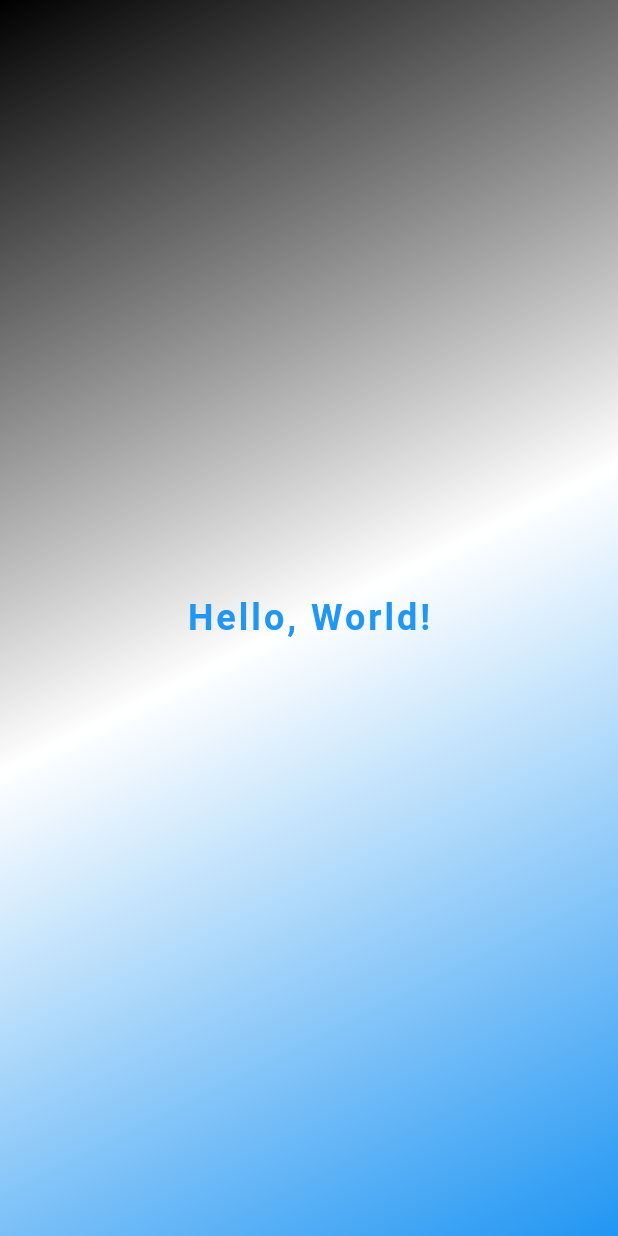
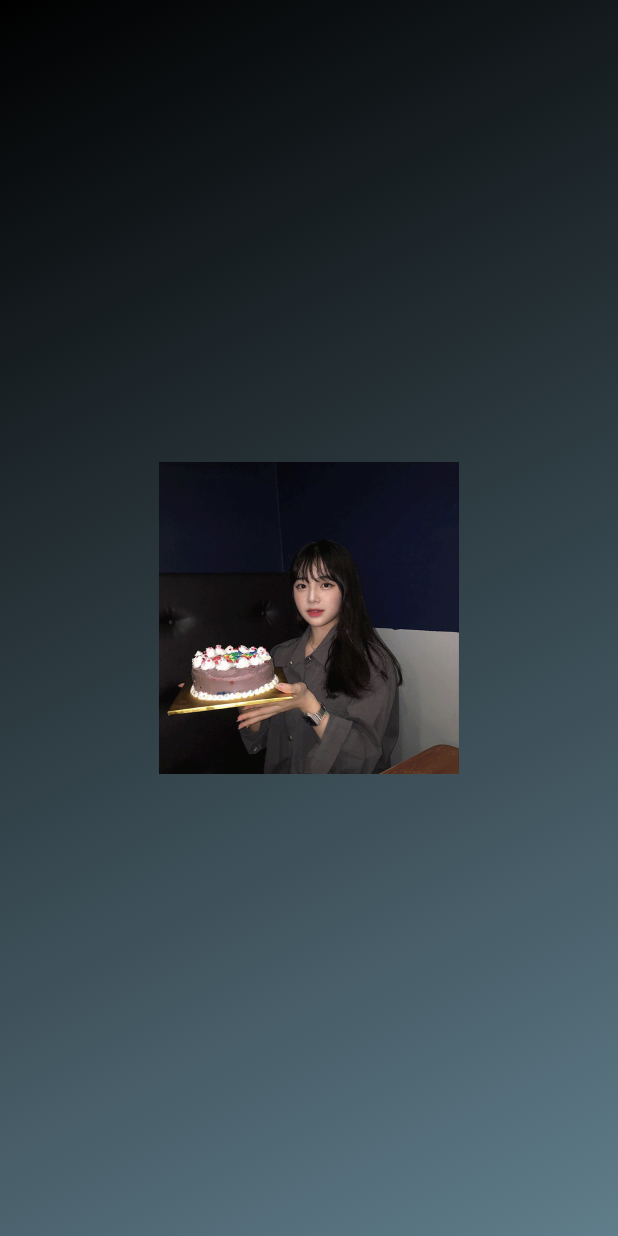
Before and after one commit to duykhiem98/Flutter, a Flutter app: the screen it shows after launch, on a phone screen of 412 x 824 dp. Run offline on Flutter 3.47's test engine with Material 3 defaults, Android fonts, the phone set to English and light mode, and no system bars; Roboto replaces fonts that are missing (Arial).

Commit message:
tạo 1 anh?

```diff
--- a/lib/gradient_container.dart
+++ b/lib/gradient_container.dart
@@ -5,17 +5,26 @@ const startAlignment = Alignment.topLeft;
 const endAlignment = Alignment.bottomRight;
 
 class GradientContainer extends StatelessWidget {
-  const GradientContainer({super.key});
+  const GradientContainer(
+    this.colors, {
+    super.key,
+  });
+
+  final List<Color> colors;
+
   @override
   Widget build(context) {
     return Container(
-      decoration: const BoxDecoration(
+      decoration: BoxDecoration(
         gradient: LinearGradient(
-            colors: [Colors.black, Colors.white, Colors.blue],
-            begin: startAlignment,
-            end: endAlignment),
+            colors: colors, begin: startAlignment, end: endAlignment),
       ),
-      child: const Center(child: StyledText('Hello, World!')),
+      child: Center(
+          child: Image.asset(
+        'assets/images/anh.gif',
+        width: 200,
+        height: 400,
+      )),
     );
   }
 }
--- a/lib/main.dart
+++ b/lib/main.dart
@@ -7,7 +7,7 @@ void main() {
       home: Scaffold(
         // backgroundColor: Color.fromARGB(255, 16, 214, 49),
 
-        body: GradientContainer(),
+        body: GradientContainer([Colors.black, Colors.blueGrey]),
       ),
     ),
   );
```
Also changed, not shown: pubspec.yaml (+4 -6 lines), assets/images/anh.gif (added).
